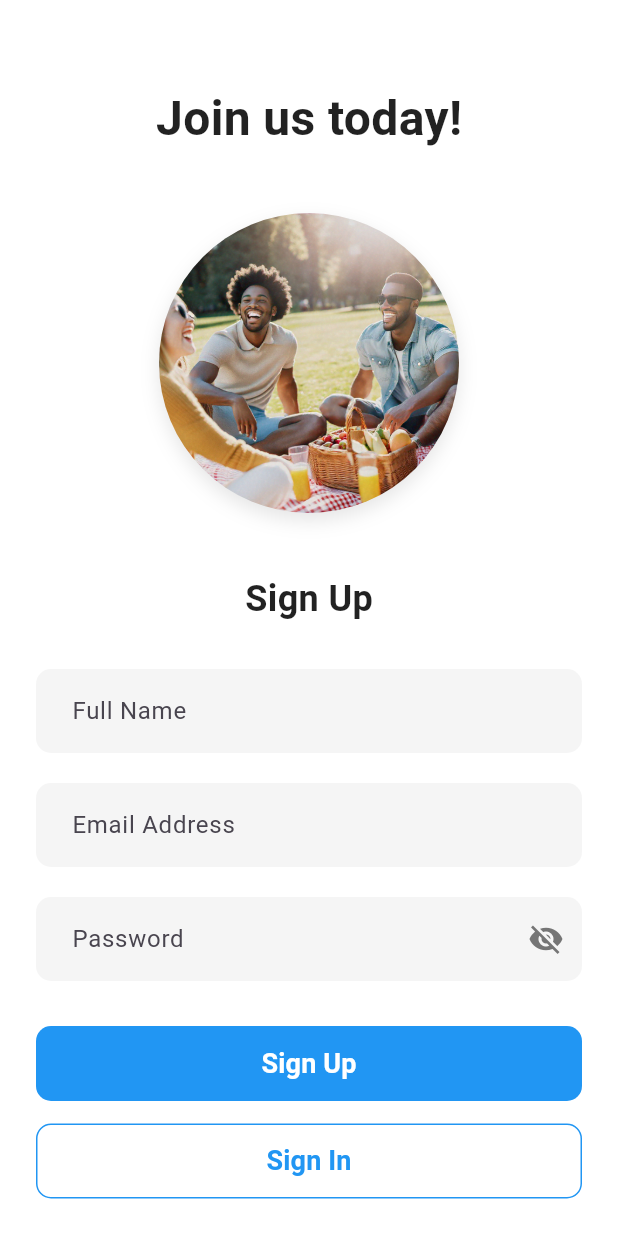
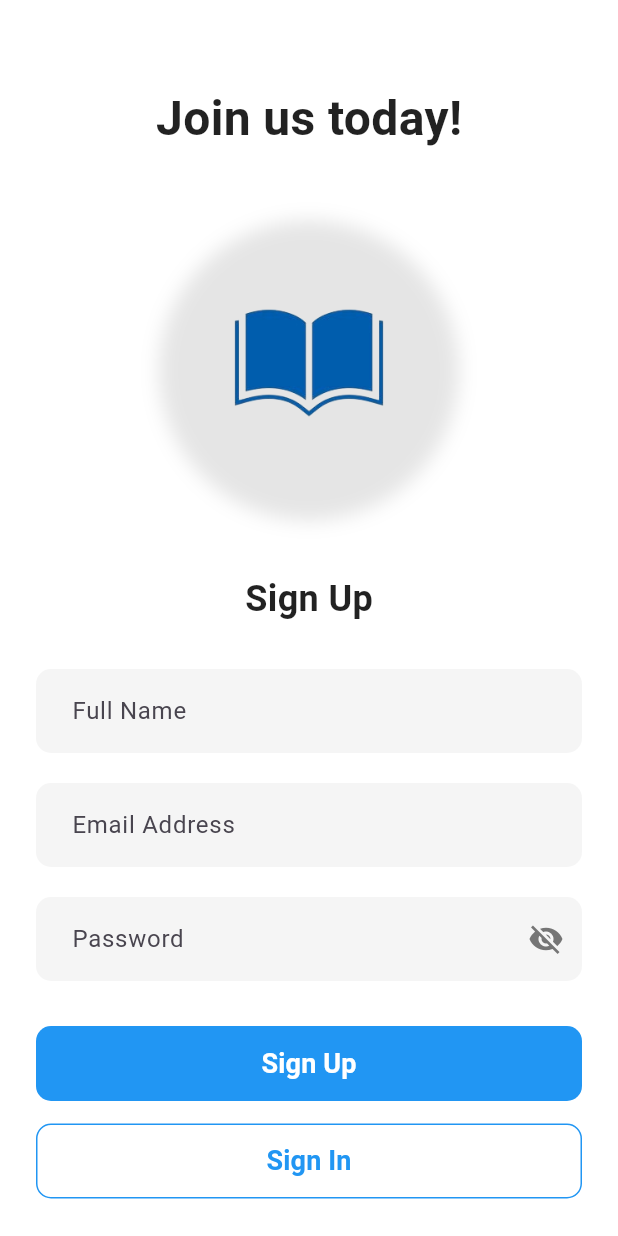
Before and after one commit to Sherlock1854/AcademicHub, a Flutter app: the screen it shows after launch, after a tap on "Create Account", on a phone screen of 412 x 824 dp. Run offline on Flutter 3.47's test engine with Material 3 defaults, Android fonts, the phone set to English and light mode, and no system bars; our stand-ins replace cloud_firestore, cloud_functions, firebase_auth, firebase_core, firebase_messaging, firebase_storage and 4 more; accounts and stored records are empty; network calls fail.

Commit message:
Done all UI design for login, logout

```diff
--- a/lib/admin/views/forum_management.dart
+++ b/lib/admin/views/forum_management.dart
@@ -10,7 +10,7 @@ class AdminForumManagementPage extends StatelessWidget {
       appBar: AppBar(title: Text('Manage Forum')),
       body: Center(child: Text('List of forum posts to moderate goes here')),
       bottomNavigationBar: AppNavigationBar(
-        selectedIndex: 3,
+        selectedIndex: 2,
         isAdmin: true,
       ),
     );
--- a/lib/auth/views/login.dart
+++ b/lib/auth/views/login.dart
@@ -108,7 +108,7 @@ class _LoginPageState extends State<LoginPage> {
                   decoration: BoxDecoration(shape: BoxShape.circle, boxShadow: [
                     BoxShadow(color: Colors.black.withOpacity(0.1), blurRadius: 10, offset: Offset(0,5))
                   ]),
-                  child: ClipOval(child: Image.asset('assets/images/login.png', fit: BoxFit.cover)),
+                  child: ClipOval(child: Image.asset('assets/images/logo.png', fit: BoxFit.cover)),
                 ),
                 const SizedBox(height: 40),
                 const Text('Sign In', style: TextStyle(fontSize: 24, fontWeight: FontWeight.bold)),
@@ -149,6 +149,7 @@ class _LoginPageState extends State<LoginPage> {
                   ),
                 ),
                 const SizedBox(height: 30),
+                // <-- Updated Sign In button with white text:
                 SizedBox(
                   width: double.infinity, height: 50,
                   child: ElevatedButton(
@@ -158,7 +159,14 @@ class _LoginPageState extends State<LoginPage> {
                       shape: RoundedRectangleBorder(borderRadius: BorderRadius.circular(10)),
                       elevation: 0,
                     ),
-                    child: const Text('Sign In', style: TextStyle(fontSize: 18, fontWeight: FontWeight.bold)),
+                    child: const Text(
+                      'Sign In',
+                      style: TextStyle(
+                        fontSize: 18,
+                        fontWeight: FontWeight.bold,
+                        color: Colors.white, // set text color to white
+                      ),
+                    ),
                   ),
                 ),
                 const SizedBox(height: 15),
--- a/lib/auth/views/register.dart
+++ b/lib/auth/views/register.dart
@@ -104,7 +104,7 @@ class _RegisterPageState extends State<RegisterPage> {
                   ),
                   child: ClipOval(
                     child: Image.asset(
-                      'assets/images/register.png',
+                      'assets/images/logo.png',
                       fit: BoxFit.cover,
                     ),
                   ),
--- a/lib/forum/views/topic_list_screen.dart
+++ b/lib/forum/views/topic_list_screen.dart
@@ -161,7 +161,7 @@ class _TopicListScreenState extends State<TopicListScreen> {
       ),
       bottomNavigationBar: const AppNavigationBar(
         selectedIndex: 3,
-        isAdmin: true, // ← explicitly passing isAdmin: true
+        isAdmin: false, // ← explicitly passing isAdmin: true
       ),
     );
   }
--- a/pubspec.yaml
+++ b/pubspec.yaml
@@ -82,9 +82,8 @@ flutter:
   #   - images/a_dot_burr.jpeg
   #   - images/a_dot_ham.jpeg
   assets:
-    - assets/images/login.png
-    - assets/images/register.png
     - assets/images/robot.png
+    - assets/images/logo.png
     - assets/images/placeholder.png
     - assets/images/fail.png
 
```
Also changed, not shown: assets/images/login.png (deleted), assets/images/logo.png (added), assets/images/register.png (deleted).
